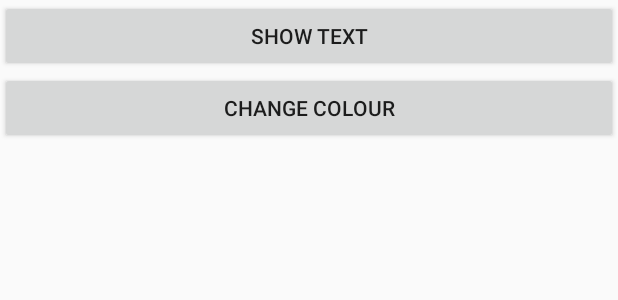
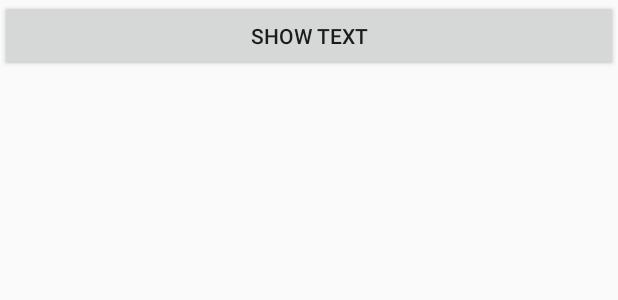
Before and after one commit to mduoblys/fintech, an Android app built with Jetpack Compose: the layout mainlayout.xml on its own in the app's theme, with its tools: preview values and no code run, on a phone screen of 412 x 824 dp. Shown: the top 300 px of the screen. Run offline under Robolectric (Android 15) with nearby library versions, the phone set to English and light mode, and no system bars.

Commit message:
Revert "Added text colour button functionality"
This reverts commit 60c08abd4da3ba68631928a2e936d3b391c46e08.

```diff
--- a/app/src/main/res/layout/mainlayout.xml
+++ b/app/src/main/res/layout/mainlayout.xml
@@ -11,12 +11,6 @@
         android:layout_height="wrap_content"
         android:text="Show text" />
 
-    <Button
-        android:id="@+id/change_colour_button"
-        android:layout_width="match_parent"
-        android:layout_height="wrap_content"
-        android:text="Change colour" />
-
     <TextView
         android:id="@+id/appearing_text"
         android:layout_width="match_parent"
```
Also changed, not shown: app/src/main/java/lt/vu/fintech/MainActivity.kt (+0 -11 lines).
